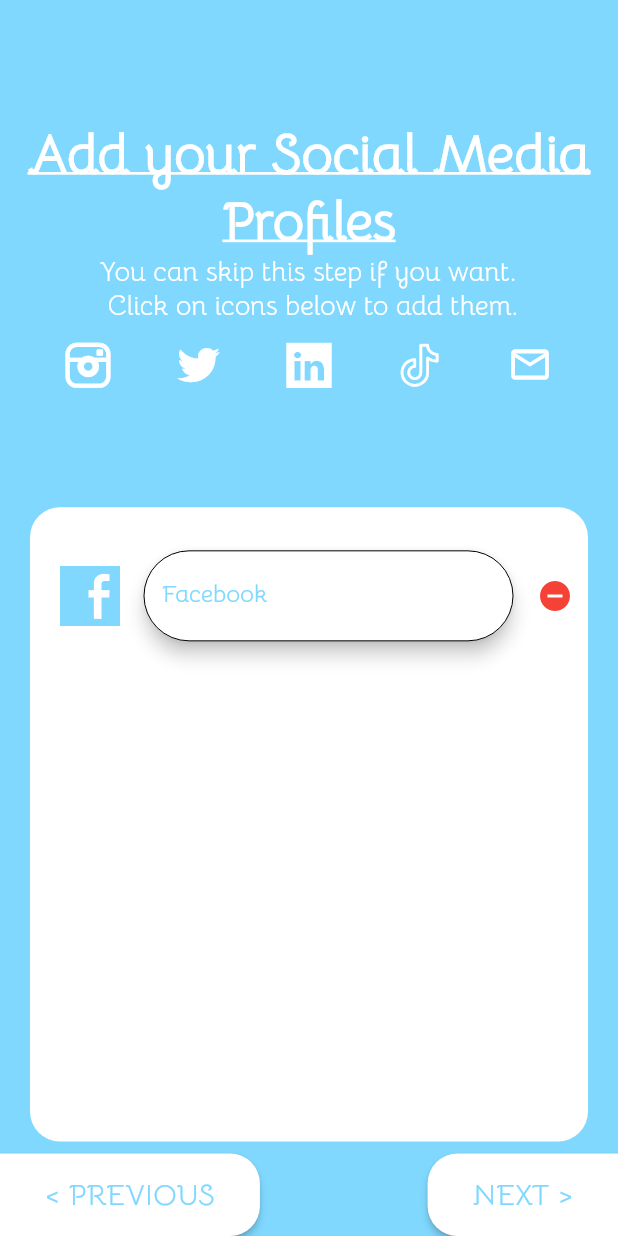
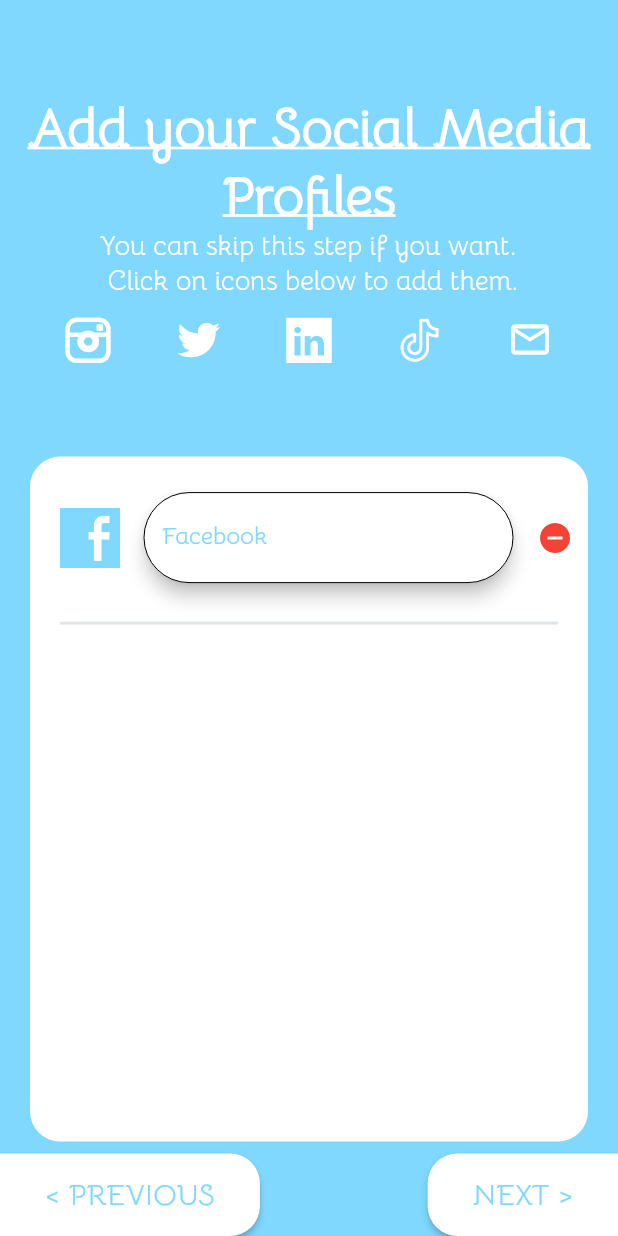
Before and after one commit to hvkalayil/who_am_i, a Flutter app: the SocialMediaSetupScreen screen opened by its route, after a tap on an icon or button, on a phone screen of 412 x 824 dp. Run offline on Flutter 3.47's test engine with Material 2 defaults, Android fonts, the phone set to English and light mode, and no system bars; our stand-ins replace file_picker, fluttertoast, image_picker, open_file, shared_preferences, vibration; accounts and stored records are empty.

Commit message:
Commited on 12/04/2020

```diff
--- a/lib/screens/social_media_setup_screen.dart
+++ b/lib/screens/social_media_setup_screen.dart
@@ -74,7 +74,7 @@ class _SocialMediaSetupScreenState extends State<SocialMediaSetupScreen> {
               )),
             ),
             Flexible(
-              flex: 5,
+              flex: 6,
               fit: FlexFit.loose,
               child: Container(
                   width: double.infinity,
@@ -83,10 +83,11 @@ class _SocialMediaSetupScreenState extends State<SocialMediaSetupScreen> {
                   decoration: BoxDecoration(
                       color: secondaryColor,
                       borderRadius: BorderRadius.all(Radius.circular(20))),
-                  padding: EdgeInsets.only(top: 25),
+                  padding: EdgeInsets.only(top: 10),
                   child: isSocialMediaAddedd
                       ? ListView(
                           children: addSocialMediaTextSet(),
+                          physics: BouncingScrollPhysics(),
                         )
                       : Center(
                           child: Text(
@@ -137,10 +138,10 @@ class _SocialMediaSetupScreenState extends State<SocialMediaSetupScreen> {
     );
   }
 
-  ListTile makeTile(BuildContext context, IconData icon, String text,
-      String hint, int index) {
+  makeTile(BuildContext context, IconData icon, String text, String hint,
+      int index) {
     return ListTile(
-      contentPadding: EdgeInsets.only(bottom: 15, left: 20, right: 10),
+      contentPadding: EdgeInsets.only(bottom: 15, left: 20, right: 10, top: 10),
       leading: Icon(
         icon,
         size: 40,
@@ -339,26 +340,46 @@ class _SocialMediaSetupScreenState extends State<SocialMediaSetupScreen> {
 
   List<Widget> addSocialMediaTextSet() {
     List<Widget> socialMediaTextSet = [];
-    if (!facebookState)
+    if (!facebookState) {
       socialMediaTextSet.add(makeTile(context, MyFlutterApp.facebook,
           'Facebook', 'Enter your User Name', 1));
-    if (!instagramState)
+      socialMediaTextSet.add(makeDivider());
+    }
+    if (!instagramState) {
       socialMediaTextSet.add(makeTile(context, MyFlutterApp.instagram,
           'Instagram', 'Enter your IG handle', 2));
-    if (!twitterState)
+      socialMediaTextSet.add(makeDivider());
+    }
+    if (!twitterState) {
       socialMediaTextSet.add(makeTile(context, MyFlutterApp.twitter, 'Twitter',
           'Enter your Twitter handle', 3));
-    if (!linkedinState)
+      socialMediaTextSet.add(makeDivider());
+    }
+    if (!linkedinState) {
       socialMediaTextSet.add(makeTile(context, MyFlutterApp.linkedin,
           'LinkedIn', 'Enter your User Name', 4));
-    if (!tiktokState)
+      socialMediaTextSet.add(makeDivider());
+    }
+    if (!tiktokState) {
       socialMediaTextSet.add(makeTile(context, MyFlutterApp.tiktok, 'Tiktok',
           'Enter your Tiktok handle', 5));
-    if (!mailState)
+      socialMediaTextSet.add(makeDivider());
+    }
+    if (!mailState) {
       socialMediaTextSet.add(makeTile(
           context, Icons.mail_outline, 'Gmail', 'Enter your Gmail address', 6));
+    }
 
     return socialMediaTextSet;
+  }
+
+  makeDivider() {
+    return Divider(
+      color: Colors.blueGrey.withAlpha(50),
+      thickness: 2,
+      indent: 20,
+      endIndent: 20,
+    );
   }
 
   void onNextClick() {
```
Also changed, not shown: lib/screens/doc_upload_screen.dart (+6 -4 lines), lib/screens/landing_screen.dart (+15 -12 lines).
